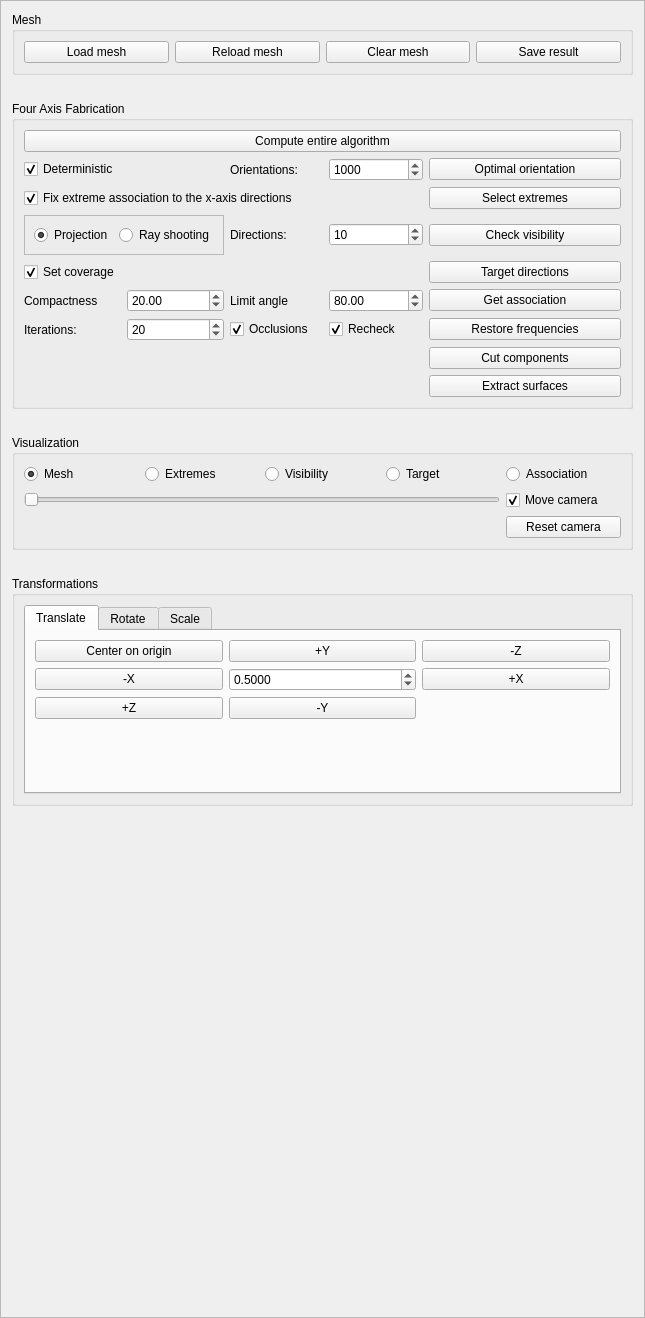
The window that GUI/managers/fouraxisfabricationmanager.ui (cg3hci/4AxisMilling) describes before a commit, drawn with Qt 5.
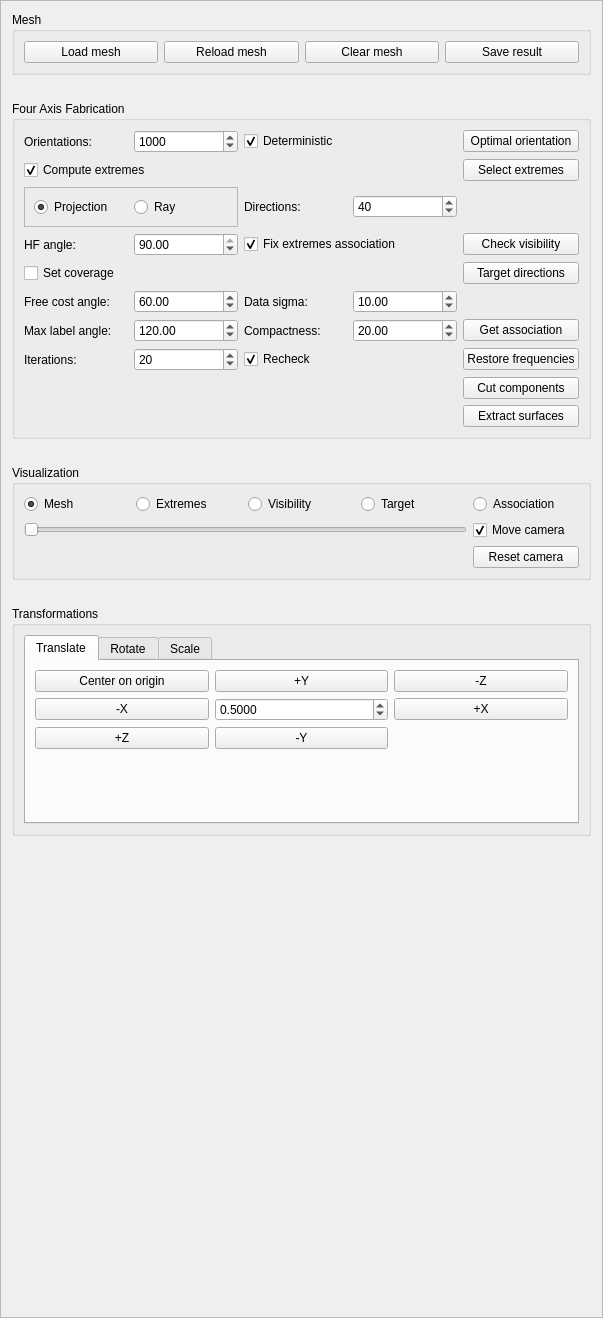
The same window after the commit.

The edit to the form file:
```diff
--- a/GUI/managers/fouraxisfabricationmanager.ui
+++ b/GUI/managers/fouraxisfabricationmanager.ui
@@ -6,7 +6,7 @@
    <rect>
     <x>0</x>
     <y>0</y>
-    <width>645</width>
+    <width>603</width>
     <height>1318</height>
    </rect>
   </property>
@@ -497,90 +497,141 @@
       <string>Four Axis Fabrication</string>
      </property>
      <layout class="QGridLayout" name="gridLayout_4">
-      <item row="10" column="5" colspan="2">
-       <widget class="QPushButton" name="restoreFrequenciesButton">
+      <item row="8" column="1">
+       <widget class="QLabel" name="getAssociationFreeCostAngleLabel">
         <property name="text">
-         <string>Restore frequencies</string>
+         <string>Free cost angle:</string>
         </property>
        </widget>
       </item>
-      <item row="10" column="1">
-       <widget class="QLabel" name="nIterationsLabel">
-        <property name="text">
-         <string>Iterations:</string>
+      <item row="8" column="2">
+       <widget class="QDoubleSpinBox" name="getAssociationFreeCostAngleSpinBox">
+        <property name="maximum">
+         <double>90.000000000000000</double>
         </property>
-       </widget>
-      </item>
-      <item row="1" column="5" colspan="2">
-       <widget class="QPushButton" name="optimalOrientationButton">
-        <property name="text">
-         <string>Optimal orientation</string>
+        <property name="singleStep">
+         <double>5.000000000000000</double>
         </property>
+        <property name="value">
+         <double>60.000000000000000</double>
+        </property>
        </widget>
       </item>
-      <item row="4" column="1" colspan="4">
-       <widget class="QCheckBox" name="fixExtremeAssociationCheckBox">
+      <item row="11" column="3">
+       <widget class="QCheckBox" name="restoreFrequenciesRecheckCheckBox">
         <property name="text">
-         <string>Fix extreme association to the x-axis directions</string>
+         <string>Recheck</string>
         </property>
         <property name="checked">
          <bool>true</bool>
         </property>
        </widget>
       </item>
-      <item row="5" column="3">
-       <widget class="QLabel" name="nDirectionsLabel">
+      <item row="4" column="3">
+       <widget class="QLabel" name="checkVisibilityDirectionsLabel">
         <property name="text">
          <string>Directions:</string>
         </property>
        </widget>
       </item>
-      <item row="7" column="5" colspan="2">
-       <widget class="QPushButton" name="getAssociationButton">
+      <item row="8" column="3">
+       <widget class="QLabel" name="getAssociationDataSigmaLabel">
         <property name="text">
-         <string>Get association</string>
+         <string>Data sigma:</string>
         </property>
        </widget>
       </item>
-      <item row="4" column="5" colspan="2">
-       <widget class="QPushButton" name="selectExtremesButton">
-        <property name="text">
-         <string>Select extremes</string>
-        </property>
-       </widget>
-      </item>
-      <item row="6" column="5" colspan="2">
-       <widget class="QPushButton" name="targetDirectionsButton">
-        <property name="text">
-         <string>Target directions</string>
-        </property>
-       </widget>
-      </item>
-      <item row="5" column="4">
-       <widget class="QSpinBox" name="nDirectionsSpinBox">
-        <property name="maximum">
-         <number>360</number>
-        </property>
-        <property name="singleStep">
-         <number>1</number>
-        </property>
-        <property name="value">
-         <number>10</number>
-        </property>
-       </widget>
-      </item>
-      <item row="6" column="1" colspan="4">
-       <widget class="QCheckBox" name="setCoverageCheckBox">
+      <item row="7" column="1" colspan="4">
+       <widget class="QCheckBox" name="targetDirectionsSetCoverageCheckBox">
         <property name="text">
          <string>Set coverage</string>
         </property>
         <property name="checked">
+         <bool>false</bool>
+        </property>
+       </widget>
+      </item>
+      <item row="5" column="2">
+       <widget class="QDoubleSpinBox" name="checkVisibilityHeightfieldAngleSpinBox">
+        <property name="minimum">
+         <double>0.010000000000000</double>
+        </property>
+        <property name="maximum">
+         <double>90.000000000000000</double>
+        </property>
+        <property name="value">
+         <double>90.000000000000000</double>
+        </property>
+       </widget>
+      </item>
+      <item row="10" column="1">
+       <widget class="QLabel" name="getAssociationMaxLabelAngleLabel">
+        <property name="text">
+         <string>Max label angle:</string>
+        </property>
+       </widget>
+      </item>
+      <item row="3" column="1" colspan="2">
+       <widget class="QCheckBox" name="selectExtremesCheckbox">
+        <property name="text">
+         <string>Compute extremes</string>
+        </property>
+        <property name="checked">
          <bool>true</bool>
         </property>
        </widget>
       </item>
+      <item row="8" column="4">
+       <widget class="QDoubleSpinBox" name="getAssociationDataSigmaSpinBox">
+        <property name="minimum">
+         <double>0.050000000000000</double>
+        </property>
+        <property name="maximum">
+         <double>100.000000000000000</double>
+        </property>
+        <property name="singleStep">
+         <double>0.500000000000000</double>
+        </property>
+        <property name="value">
+         <double>10.000000000000000</double>
+        </property>
+       </widget>
+      </item>
+      <item row="4" column="4">
+       <widget class="QSpinBox" name="checkVisibilityDirectionsSpinBox">
+        <property name="maximum">
+         <number>360</number>
+        </property>
+        <property name="singleStep">
+         <number>2</number>
+        </property>
+        <property name="value">
+         <number>40</number>
+        </property>
+       </widget>
+      </item>
       <item row="10" column="2">
-       <widget class="QSpinBox" name="nIterationsSpinBox">
+       <widget class="QDoubleSpinBox" name="getAssociationMaxLabelAngleSpinBox">
+        <property name="maximum">
+         <double>180.000000000000000</double>
+        </property>
+        <property name="singleStep">
+         <double>10.000000000000000</double>
+        </property>
+        <property name="value">
+         <double>120.000000000000000</double>
+        </property>
+       </widget>
+      </item>
+      <item row="11" column="1">
+       <widget class="QLabel" name="restoreFrequenciesIterationsLabel">
+        <property name="text">
+         <string>Iterations:</string>
+        </property>
+       </widget>
+      </item>
+      <item row="11" column="2">
+       <widget class="QSpinBox" name="restoreFrequenciesIterationsSpinBox">
         <property name="minimum">
          <number>1</number>
         </property>
@@ -592,8 +643,22 @@
         </property>
        </widget>
       </item>
-      <item row="7" column="2">
-       <widget class="QDoubleSpinBox" name="compactnessSpinBox">
+      <item row="0" column="1">
+       <widget class="QLabel" name="optimalOrientationOrientationsLabel">
+        <property name="text">
+         <string>Orientations:</string>
+        </property>
+       </widget>
+      </item>
+      <item row="5" column="1">
+       <widget class="QLabel" name="checkVisibilityHeightfieldAngleLabel">
+        <property name="text">
+         <string>HF angle:</string>
+        </property>
+       </widget>
+      </item>
+      <item row="10" column="4">
+       <widget class="QDoubleSpinBox" name="getAssociationCompactnessSpinBox">
         <property name="maximum">
          <double>1000.000000000000000</double>
         </property>
@@ -602,8 +667,38 @@
         </property>
        </widget>
       </item>
-      <item row="1" column="1">
-       <widget class="QCheckBox" name="deterministicCheckBox">
+      <item row="0" column="2">
+       <widget class="QSpinBox" name="optimalOrientationOrientationsSpinBox">
+        <property name="minimum">
+         <number>4</number>
+        </property>
+        <property name="maximum">
+         <number>10000</number>
+        </property>
+        <property name="value">
+         <number>1000</number>
+        </property>
+       </widget>
+      </item>
+      <item row="10" column="3">
+       <widget class="QLabel" name="getAssociationCompactnessLabel">
+        <property name="text">
+         <string>Compactness:</string>
+        </property>
+       </widget>
+      </item>
+      <item row="5" column="3" colspan="2">
+       <widget class="QCheckBox" name="checkVisibilityFixExtremesCheckBox">
+        <property name="text">
+         <string>Fix extremes association</string>
+        </property>
+        <property name="checked">
+         <bool>true</bool>
+        </property>
+       </widget>
+      </item>
+      <item row="0" column="3">
+       <widget class="QCheckBox" name="optimalOrientationDeterministicCheckBox">
         <property name="layoutDirection">
          <enum>Qt::LeftToRight</enum>
         </property>
@@ -615,62 +710,64 @@
         </property>
        </widget>
       </item>
-      <item row="7" column="3">
-       <widget class="QLabel" name="limitAngleLabel">
+      <item row="11" column="5">
+       <widget class="QPushButton" name="restoreFrequenciesButton">
         <property name="text">
-         <string>Limit angle</string>
+         <string>Restore frequencies</string>
         </property>
        </widget>
       </item>
-      <item row="7" column="4">
-       <widget class="QDoubleSpinBox" name="limitAngleSpinBox">
-        <property name="minimum">
-         <double>0.010000000000000</double>
-        </property>
-        <property name="maximum">
-         <double>90.000000000000000</double>
-        </property>
-        <property name="value">
-         <double>80.000000000000000</double>
-        </property>
-       </widget>
-      </item>
-      <item row="11" column="5" colspan="2">
+      <item row="13" column="5">
        <widget class="QPushButton" name="cutComponentsButton">
         <property name="text">
          <string>Cut components</string>
         </property>
        </widget>
       </item>
-      <item row="1" column="4">
-       <widget class="QSpinBox" name="nOrientationSpinBox">
-        <property name="minimum">
-         <number>4</number>
-        </property>
-        <property name="maximum">
-         <number>10000</number>
-        </property>
-        <property name="value">
-         <number>1000</number>
-        </property>
-       </widget>
-      </item>
-      <item row="1" column="3">
-       <widget class="QLabel" name="nOrientationLabel">
-        <property name="text">
-         <string>Orientations:</string>
-        </property>
-       </widget>
-      </item>
-      <item row="12" column="5" colspan="2">
+      <item row="14" column="5">
        <widget class="QPushButton" name="extractSurfacesButton">
         <property name="text">
          <string>Extract surfaces</string>
         </property>
        </widget>
       </item>
-      <item row="5" column="1" colspan="2">
-       <widget class="QFrame" name="visibilityMethodFrame">
+      <item row="10" column="5">
+       <widget class="QPushButton" name="getAssociationButton">
+        <property name="text">
+         <string>Get association</string>
+        </property>
+       </widget>
+      </item>
+      <item row="7" column="5">
+       <widget class="QPushButton" name="targetDirectionsButton">
+        <property name="text">
+         <string>Target directions</string>
+        </property>
+       </widget>
+      </item>
+      <item row="5" column="5">
+       <widget class="QPushButton" name="checkVisibilityButton">
+        <property name="text">
+         <string>Check visibility</string>
+        </property>
+       </widget>
+      </item>
+      <item row="3" column="5">
+       <widget class="QPushButton" name="selectExtremesButton">
+        <property name="text">
+         <string>Select extremes</string>
+        </property>
+       </widget>
+      </item>
+      <item row="0" column="5">
+       <widget class="QPushButton" name="optimalOrientationButton">
+        <property name="text">
+         <string>Optimal orientation</string>
+        </property>
+       </widget>
+      </item>
+      <item row="4" column="1" colspan="2">
+       <widget class="QFrame" name="checkVisibilityMethodFrame">
         <property name="frameShape">
          <enum>QFrame::StyledPanel</enum>
         </property>
@@ -691,54 +788,13 @@
          <item>
           <widget class="QRadioButton" name="rayShootingRadio">
            <property name="text">
-            <string>Ray shooting</string>
+            <string>Ray</string>
            </property>
           </widget>
          </item>
         </layout>
        </widget>
       </item>
-      <item row="0" column="1" colspan="6">
-       <widget class="QPushButton" name="computeEntireAlgorithmButton">
-        <property name="text">
-         <string>Compute entire algorithm</string>
-        </property>
-       </widget>
-      </item>
-      <item row="7" column="1">
-       <widget class="QLabel" name="compactnessLabel">
-        <property name="text">
-         <string>Compactness</string>
-        </property>
-       </widget>
-      </item>
-      <item row="5" column="5" colspan="2">
-       <widget class="QPushButton" name="checkVisibilityButton">
-        <property name="text">
-         <string>Check visibility</string>
-        </property>
-       </widget>
-      </item>
-      <item row="10" column="4">
-       <widget class="QCheckBox" name="recheckVisibilityCheckBox">
-        <property name="text">
-         <string>Recheck</string>
-        </property>
-        <property name="checked">
-         <bool>true</bool>
-        </property>
-       </widget>
-      </item>
-      <item row="10" column="3">
-       <widget class="QCheckBox" name="occlusionsCheckCheckBox">
-        <property name="text">
-         <string>Occlusions</string>
-        </property>
-        <property name="checked">
-         <bool>true</bool>
-        </property>
-       </widget>
-      </item>
      </layout>
     </widget>
    </item>
```
Left out of the diff: 182 changed lines with no effect on the pictures.
